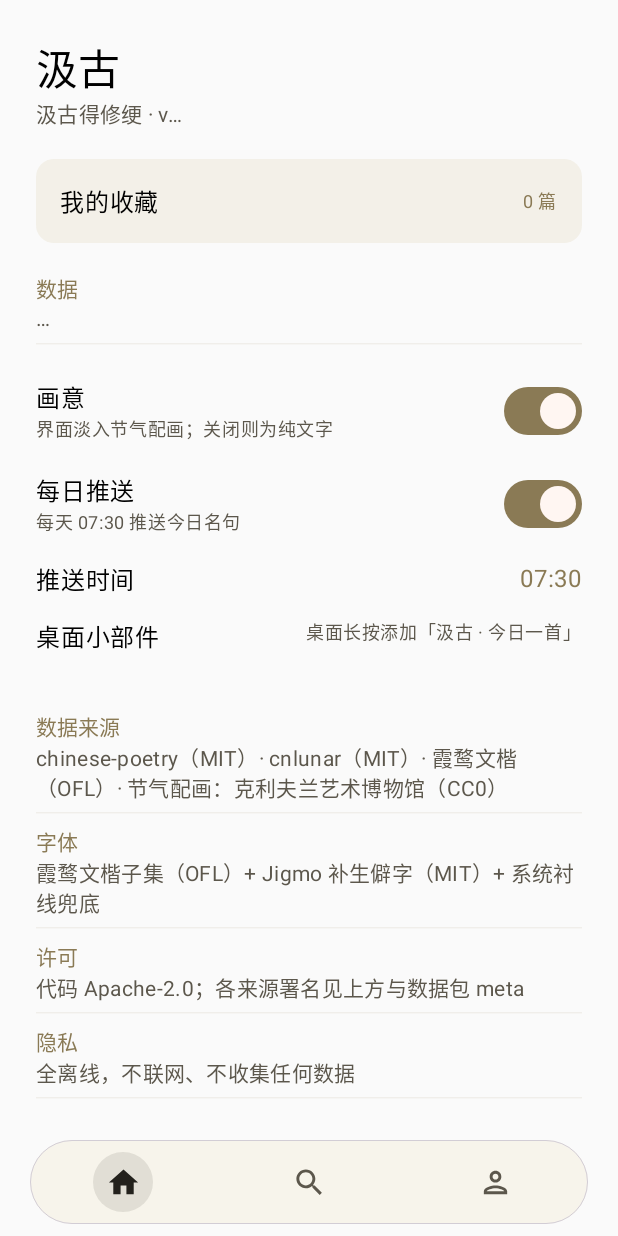
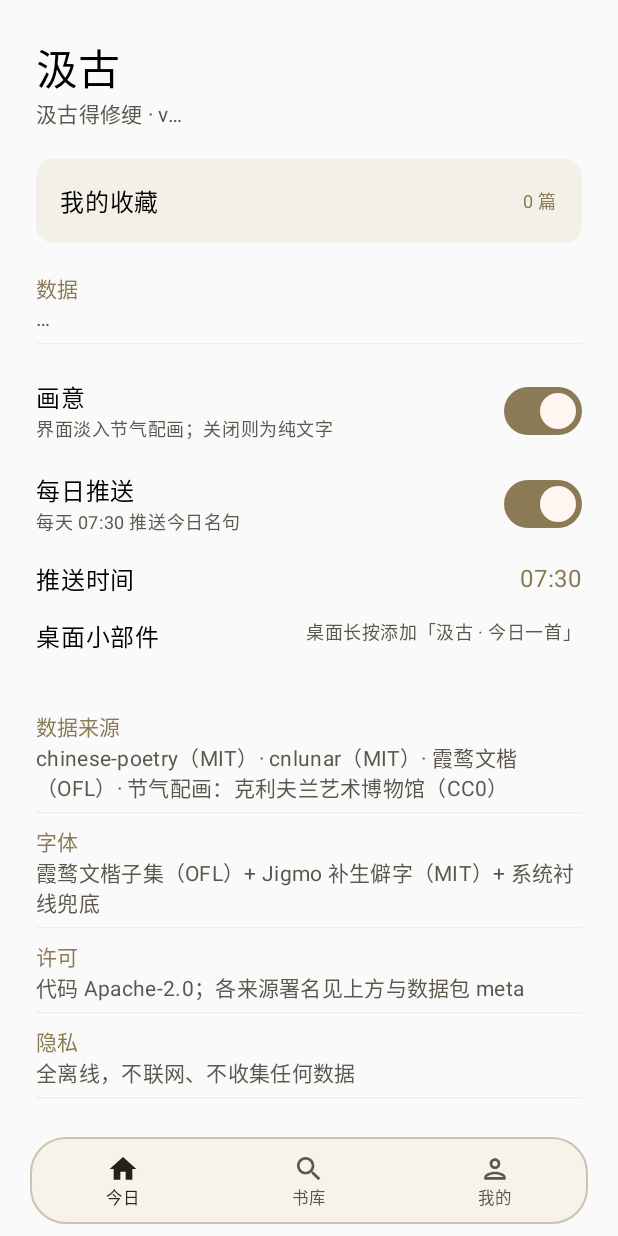
Before and after one commit to 3beuml/jigu, an Android app built with Jetpack Compose: the screen it shows after launch (MainActivity), after a tap on "我的", on a phone screen of 412 x 824 dp. Run offline under Robolectric (Android 15) with nearby library versions, the light colour scheme and no system bars; network calls fail; Roboto replaces fonts that are not available here; 5 statements that could not run were skipped; 2 other taps on this screen came first.

Commit message:
ui(dock): D-025 真机反馈修订——① dock 只住三顶层 tab（today/library/mine），子页面全部收起（各有返回骨架，常驻胶囊占底部碍返回视线）② 今日页静态布局挂 bottom=DOCK_CLEARANCE，动作行（收藏/做卡片/换一首）不再被胶囊压住 ③ 视觉重做：去墨泡改图标+文字标签（选中 filled/onBackground，未选中 outlined/灰墨），宣纸实底+墨线加重 0.75dp

```diff
--- a/app/src/main/java/com/jigu/app/MainActivity.kt
+++ b/app/src/main/java/com/jigu/app/MainActivity.kt
@@ -15,6 +15,7 @@ import androidx.compose.foundation.clickable
 import androidx.compose.foundation.gestures.detectTapGestures
 import androidx.compose.foundation.layout.Arrangement
 import androidx.compose.foundation.layout.Box
+import androidx.compose.foundation.layout.Column
 import androidx.compose.foundation.layout.Row
 import androidx.compose.foundation.layout.size
 import androidx.compose.foundation.layout.fillMaxHeight
@@ -257,8 +258,9 @@ fun JiguApp() {
 
         // ② 悬浮胶囊 dock 覆盖层：宣纸底 + 细墨线描边 + 墨泡选中态（D-004 彩色秩序：dock 零彩色）。
         // 胶囊以外的带子只吞 tap（不进语义树、不放行 move）——列表滑动穿透、留白不误触。
-        // 全屏体验页（做卡片预览/赏画）不显示 dock——预览图与画心不被压。
-        if (route?.startsWith("card/") != true && route?.startsWith("artwork/") != true) {
+        // dock 只住三个顶层 tab（D-025 真机反馈修订）：子页面有各自返回骨架，
+        // 常驻胶囊反而占底部、碍返回视线；全屏体验页同理不显示。
+        if (route in setOf("today", "library", "mine")) {
         DockOverlay(
             modifier = Modifier.align(Alignment.BottomCenter),
             currentRoute = route,
@@ -287,19 +289,19 @@ private fun DockOverlay(
             },
     ) {
         Surface(
-            shape = RoundedCornerShape(28.dp),
-            color = MaterialTheme.colorScheme.surface.copy(alpha = 0.92f), // 宣纸微透
+            shape = RoundedCornerShape(24.dp),
+            color = MaterialTheme.colorScheme.surface, // 宣纸实底（微透在浅页面上糊成一片，D-025 真机反馈）
             tonalElevation = 0.dp,
             shadowElevation = 0.dp,
             border = BorderStroke(
-                0.5.dp,
-                MaterialTheme.colorScheme.outlineVariant.copy(alpha = 0.8f), // 细墨线（非玻璃高光）
+                0.75.dp,
+                MaterialTheme.colorScheme.outline.copy(alpha = 0.9f), // 墨线加重一档
             ),
             modifier = Modifier
                 .navigationBarsPadding()
                 .padding(horizontal = 20.dp, vertical = 8.dp)
                 .fillMaxWidth()
-                .height(56.dp),
+                .height(58.dp),
         ) {
             Row(Modifier.fillMaxSize(), horizontalArrangement = Arrangement.SpaceEvenly) {
                 listOf(
@@ -310,31 +312,27 @@ private fun DockOverlay(
                     val selected = currentRoute == when (label) {
                         "今日" -> "today"; "书库" -> "library"; else -> "mine"
                     }
-                    Box(
+                    Column(
                         modifier = Modifier
                             .weight(1f)
                             .fillMaxHeight()
                             .clickable(onClick = onClick),
-                        contentAlignment = Alignment.Center,
-                    ) {
-                        Box(
-                            modifier = Modifier
-                                .size(40.dp)
-                                .clip(CircleShape)
-                                .background(
-                                    if (selected) MaterialTheme.colorScheme.onBackground.copy(alpha = 0.10f)
-                                    else Color.Transparent, // 墨泡：深色下 onBackground 反转为纸色，单配方双态
-                                ),
-                            contentAlignment = Alignment.Center,
+                        horizontalAlignment = Alignment.CenterHorizontally,
+                        verticalArrangement = Arrangement.Center,
                     ) {
                         Icon(
                             if (selected) icons.first else icons.second,
                             contentDescription = label,
                             tint = if (selected) MaterialTheme.colorScheme.onBackground
                             else MaterialTheme.colorScheme.onSurfaceVariant,
-                                modifier = Modifier.size(23.dp),
+                            modifier = Modifier.size(21.dp),
                         )
-                        }
+                        Text(
+                            label,
+                            style = MaterialTheme.typography.labelSmall,
+                            color = if (selected) MaterialTheme.colorScheme.onBackground
+                            else MaterialTheme.colorScheme.onSurfaceVariant,
+                        )
                     }
                 }
             }
--- a/app/src/main/java/com/jigu/app/ui/today/TodayScreen.kt
+++ b/app/src/main/java/com/jigu/app/ui/today/TodayScreen.kt
@@ -138,7 +138,9 @@ fun TodayScreen(onOpen: (Int) -> Unit, onCard: (Int) -> Unit, onArtwork: (Int) -
             modifier = Modifier
                 .fillMaxSize()
                 .statusBarsPadding()
-                .padding(horizontal = 28.dp),
+                // dock 只住三 tab（D-025 修订）：今日页静态无滚动，内容整体让出胶囊高度，
+                // 底部动作行（收藏/做卡片/换一首）不被压
+                .padding(start = 28.dp, end = 28.dp, bottom = com.jigu.app.DOCK_CLEARANCE),
         ) {
         // 顶部：日期 + 节气/节日角标相邻排布（收紧两者间的大留白，P2-4）
         Row(
```
Lines whose indentation alone changed are shown as unchanged.
